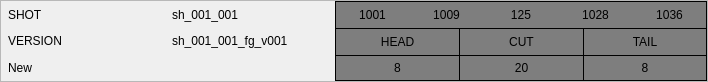
First picture: the form in resources/cut_diff_card.ui, repository shotgunsoftware/tk-multi-importcut, before the edit.
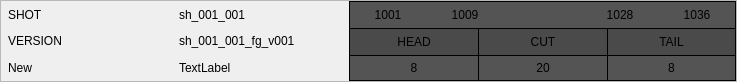
Second picture: the form after the edit. Icons and pictures are not drawn.

Commit message:
Diff types, default values, and colors
Added diff type enum
Added various properties and accessors
Implementing values retrieval

```diff
--- a/resources/cut_diff_card.ui
+++ b/resources/cut_diff_card.ui
@@ -6,7 +6,7 @@
    <rect>
     <x>0</x>
     <y>0</y>
-    <width>708</width>
+    <width>737</width>
     <height>82</height>
    </rect>
   </property>
@@ -50,7 +50,10 @@
           </widget>
          </item>
          <item row="0" column="0">
-          <widget class="QLabel" name="label_13">
+          <widget class="QLabel" name="shot_title_label">
+           <property name="styleSheet">
+            <string notr="true"/>
+           </property>
            <property name="text">
             <string>SHOT</string>
            </property>
@@ -77,6 +80,13 @@
            </property>
           </widget>
          </item>
+         <item row="2" column="1">
+          <widget class="QLabel" name="extra_label">
+           <property name="text">
+            <string>TextLabel</string>
+           </property>
+          </widget>
+         </item>
         </layout>
        </item>
       </layout>
@@ -99,7 +109,7 @@
        <item>
         <widget class="QLabel" name="label_2">
          <property name="styleSheet">
-          <string notr="true">background-color : rgb(126, 126, 126);
+          <string notr="true">background-color : rgb(84, 84, 84);
 border-top: 1px solid black;
 border-left: 1px solid black;</string>
          </property>
@@ -114,7 +124,7 @@
        <item>
         <widget class="QLabel" name="label_4">
          <property name="styleSheet">
-          <string notr="true">background-color : rgb(126, 126, 126);
+          <string notr="true">background-color : rgb(84, 84, 84);
 border-top: 1px solid black;
 </string>
          </property>
@@ -129,7 +139,7 @@
        <item>
         <widget class="QLabel" name="label_5">
          <property name="styleSheet">
-          <string notr="true">background-color : rgb(126, 126, 126);
+          <string notr="true">background-color : rgb(84, 84, 84);
 border-top: 1px solid black;
 </string>
          </property>
@@ -137,7 +147,7 @@
           <number>0</number>
          </property>
          <property name="text">
-          <string>125</string>
+          <string/>
          </property>
          <property name="alignment">
           <set>Qt::AlignCenter</set>
@@ -150,7 +160,7 @@
        <item>
         <widget class="QLabel" name="label_3">
          <property name="styleSheet">
-          <string notr="true">background-color : rgb(126, 126, 126);
+          <string notr="true">background-color : rgb(84, 84, 84);
 border-top: 1px solid black;
 </string>
          </property>
@@ -165,7 +175,7 @@
        <item>
         <widget class="QLabel" name="label">
          <property name="styleSheet">
-          <string notr="true">background-color : rgb(126, 126, 126);
+          <string notr="true">background-color : rgb(84, 84, 84);
 border-top: 1px solid black;
 border-right: 1px solid black;</string>
          </property>
@@ -181,16 +191,13 @@
      </item>
      <item>
       <layout class="QGridLayout" name="gridLayout">
-       <property name="margin">
-        <number>0</number>
-       </property>
        <property name="spacing">
         <number>0</number>
        </property>
        <item row="0" column="1">
         <widget class="QLabel" name="cut_title_label">
          <property name="styleSheet">
-          <string notr="true">background-color : rgb(126, 126, 126);
+          <string notr="true">background-color : rgb(74, 74, 74);
 border-top: 1px solid black;
 border-left: 1px solid black;
 </string>
@@ -209,7 +216,7 @@
        <item row="0" column="0">
         <widget class="QLabel" name="head_title_label">
          <property name="styleSheet">
-          <string notr="true">background-color : rgb(126, 126, 126);
+          <string notr="true">background-color : rgb(74, 74, 74);
 border-top: 1px solid black;
 border-left: 1px solid black;
 </string>
@@ -231,7 +238,7 @@
        <item row="0" column="2">
         <widget class="QLabel" name="tail_title_label">
          <property name="styleSheet">
-          <string notr="true">background-color : rgb(126, 126, 126);
+          <string notr="true">background-color : rgb(74, 74, 74);
 border-top: 1px solid black;
 border-left: 1px solid black;
 border-right: 1px solid black;</string>
@@ -250,7 +257,7 @@
        <item row="1" column="0">
         <widget class="QLabel" name="head_label">
          <property name="styleSheet">
-          <string notr="true">background-color : rgb(126, 126, 126);
+          <string notr="true">background-color : rgb(84, 84, 84);
 border-top: 1px solid black;
 border-bottom: 1px solid black;
 border-left: 1px solid black;
@@ -270,7 +277,7 @@
        <item row="1" column="1">
         <widget class="QLabel" name="cut_label">
          <property name="styleSheet">
-          <string notr="true">background-color : rgb(126, 126, 126);
+          <string notr="true">background-color : rgb(84, 84, 84);
 border-top: 1px solid black;
 border-bottom: 1px solid black;
 border-left: 1px solid black;
@@ -290,7 +297,7 @@
        <item row="1" column="2">
         <widget class="QLabel" name="tail_label">
          <property name="styleSheet">
-          <string notr="true">background-color : rgb(126, 126, 126);
+          <string notr="true">background-color : rgb(84, 84, 84);
 border-top: 1px solid black;
 border-left: 1px solid black;
 border-right: 1px solid black;
```
Left out of the diff: 19 changed lines with no effect on the pictures. The commit also changes 5 other files.
